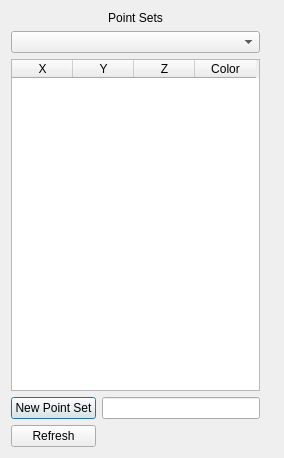
Old version of the form rtUI/pointPlacement.ui in the repository pengwg/vurtigo.
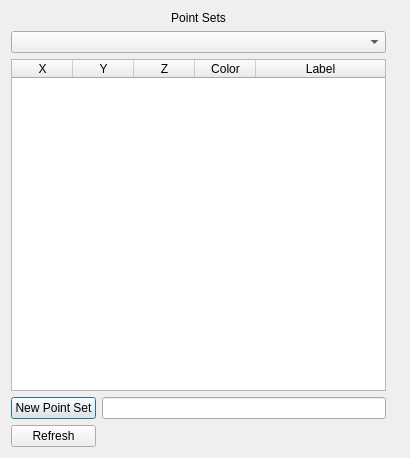
New version of the form.

Commit message:
Added custom labels to any 3D point that are rendered and always face the camera
Resolution:

Also added a number match button that simply sets the labels of the points to
their index.

Changing the label for one point will also make the change for the point in the
other object (source/target) if it exists

NOTE: changing the label in the registration dialog will also make the change
in the 3D point objects as well

BugID: 765
Reviewed by:

Patch:
```diff
--- a/rtUI/pointPlacement.ui
+++ b/rtUI/pointPlacement.ui
@@ -6,7 +6,7 @@
    <rect>
     <x>0</x>
     <y>0</y>
-    <width>284</width>
+    <width>410</width>
     <height>458</height>
    </rect>
   </property>
@@ -36,6 +36,12 @@
          <attribute name="horizontalHeaderDefaultSectionSize">
           <number>61</number>
          </attribute>
+         <attribute name="horizontalHeaderStretchLastSection">
+          <bool>true</bool>
+         </attribute>
+         <attribute name="horizontalHeaderStretchLastSection">
+          <bool>true</bool>
+         </attribute>
          <attribute name="horizontalHeaderDefaultSectionSize">
           <number>61</number>
          </attribute>
@@ -59,6 +65,11 @@
            <string>Color</string>
           </property>
          </column>
+         <column>
+          <property name="text">
+           <string>Label</string>
+          </property>
+         </column>
         </widget>
        </item>
       </layout>
```
The commit also changes 11 other files.
